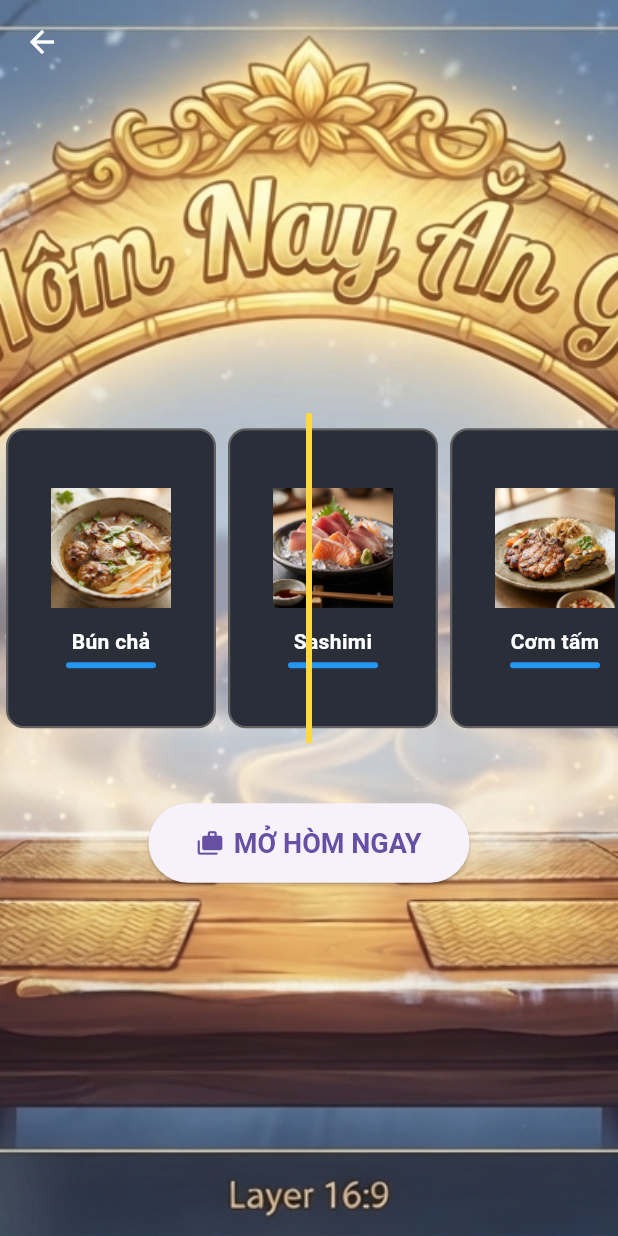
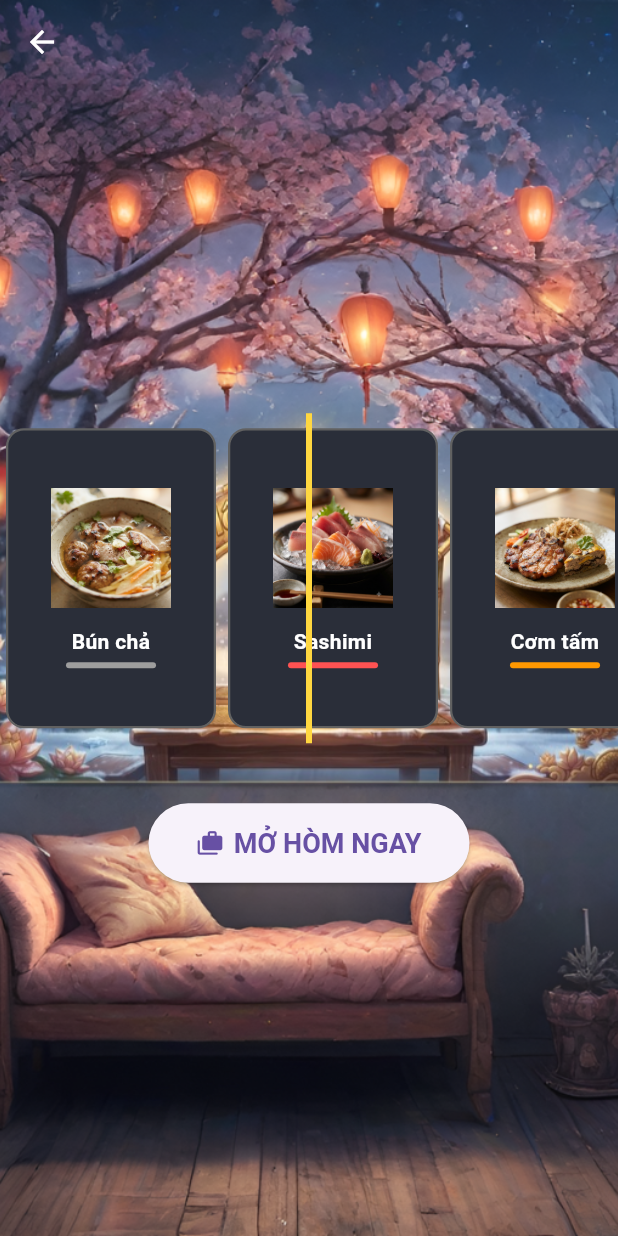
Before and after one commit to CooKen2002/choices_gacha, a Flutter app: the FoodGachaScreen screen opened directly, on a phone screen of 412 x 824 dp. Run offline on Flutter 3.47's test engine with Material 3 defaults, Android fonts, the phone set to English and light mode, and no system bars.

Commit message:
tùy chỉnh image theo từng platform + new todo

```diff
--- a/TODO.txt
+++ b/TODO.txt
@@ -1,2 +1 @@
-create database of food
-    product sẽ có những tham số sau
+code responsive với layoutbuilder
--- a/lib/models/product.dart
+++ b/lib/models/product.dart
@@ -1,13 +1,13 @@
 class Product {
   final String name;
-  final String imageUrl;
+  final String imageFileName;
   final double price;
   final String rarity;
   final String description;
 
   const Product({
     required this.name,
-    required this.imageUrl,
+    required this.imageFileName,
     required this.price,
     required this.rarity,
     required this.description,
@@ -16,7 +16,7 @@ class Product {
   factory Product.fromJson(Map<String, dynamic> json) {
     return Product(
       name: json['name'] ?? '',
-      imageUrl: json['imageUrl'] ?? '',
+      imageFileName: json['imageFileName'] ?? '',
       price: (json['price'] as num?)?.toDouble() ?? 0.0,
       rarity: json['rarity'] ?? '',
       description: json['description'] ?? '',
--- a/lib/screens/food_gacha_screen.dart
+++ b/lib/screens/food_gacha_screen.dart
@@ -1,6 +1,7 @@
 import 'package:flutter/material.dart';
 import 'package:unknow_application/models/product.dart';
 import 'package:unknow_application/screens/widget/gacha_loot.dart';
+import 'package:unknow_application/utils/asset_helper.dart';
 
 class FoodGachaScreen extends StatefulWidget {
   const FoodGachaScreen({super.key});
@@ -10,46 +11,47 @@ class FoodGachaScreen extends StatefulWidget {
 }
 
 class _FoodGachaScreenState extends State<FoodGachaScreen> {
-  // 1. Chuẩn bị danh sách sản phẩm mẫu để truyền vào GachaLootWidget
+  // đã xóa: String imagePath = '';   ← không còn cần field này nữa
+
   final List<Product> sampleProducts = [
     const Product(
       name: "Bún chả",
-      imageUrl: "assets/images/bun_cha_300x300.png",
+      imageFileName: "bun_cha_300x300.png",
       price: 30000,
       rarity: "Common",
       description: "bún chả & thịt",
     ),
     const Product(
       name: "Sashimi",
-      imageUrl: "assets/images/sashimi_300x300.png",
+      imageFileName: "sashimi_300x300.png",
       price: 100000,
       rarity: "Exotic",
       description: "SASHIMIIIII",
     ),
     const Product(
       name: "Cơm tấm",
-      imageUrl: "assets/images/com_tam_300x300.png",
+      imageFileName: "com_tam_300x300.png",
       price: 60000,
       rarity: "Legendary",
       description: "Sà bì chưởng",
     ),
     const Product(
       name: "Phở gà",
-      imageUrl: "assets/images/pho_ga_300x300.png",
+      imageFileName: "pho_ga_300x300.png",
       price: 40000,
       rarity: "Rare",
       description: "Chicken",
     ),
     const Product(
       name: "Hàu nướng mỡ hành",
-      imageUrl: "assets/images/hau_nuong_mo_hanh_300x300.png",
+      imageFileName: "hau_nuong_mo_hanh_300x300.png",
       price: 50000,
       rarity: "Epic",
       description: "Mlem",
     ),
     const Product(
       name: "Rau muống xào",
-      imageUrl: "assets/images/rau_muong_xao_300x300.png",
+      imageFileName: "rau_muong_xao_300x300.png",
       price: 30000,
       rarity: "Uncommon",
       description: "Nhậu thôi",
@@ -59,27 +61,21 @@ class _FoodGachaScreenState extends State<FoodGachaScreen> {
   @override
   Widget build(BuildContext context) {
     return Scaffold(
-      // Translucent appbar
       extendBodyBehindAppBar: true,
       appBar: AppBar(
-        iconTheme: const IconThemeData(
-          color: Colors.white,
-        ), // Icon back về home
+        iconTheme: const IconThemeData(color: Colors.white),
         backgroundColor: Colors.transparent,
         elevation: 0,
         forceMaterialTransparency: true,
       ),
       body: Container(
-        decoration: const BoxDecoration(
+        decoration: BoxDecoration(
           image: DecorationImage(
-            image: AssetImage('assets/images/hom_nay_an_gi_169.png'),
-            fit: BoxFit.cover, // Fills the entire screen
+            image: AssetImage(AssetHelper.background('hom_nay_an_gi_bg.png')),   // ✅ dùng helper, có bản riêng theo platform
+            fit: BoxFit.cover,
           ),
         ),
-        // 2. Chèn GachaLootWidget vào đây (bọc trong SafeArea hoặc trực tiếp)
-        child: GachaLootWidget(
-          items: sampleProducts, // Truyền danh sách sản phẩm ở trên vào
-        ),
+        child: GachaLootWidget(items: sampleProducts),
       ),
     );
   }
--- a/lib/screens/widget/gacha_loot.dart
+++ b/lib/screens/widget/gacha_loot.dart
@@ -1,14 +1,13 @@
 import 'dart:math';
+
 import 'package:flutter/material.dart';
 import 'package:unknow_application/models/product.dart';
+import 'package:unknow_application/utils/asset_helper.dart';
 
 class GachaLootWidget extends StatefulWidget {
   final List<Product> items; // Danh sách các phần tử truyền vào tùy biến
 
-  const GachaLootWidget({
-    super.key,
-    required this.items,
-  });
+  const GachaLootWidget({super.key, required this.items});
 
   @override
   State<GachaLootWidget> createState() => _GachaLootWidgetState();
@@ -22,6 +21,23 @@ class _GachaLootWidgetState extends State<GachaLootWidget> {
   static const double itemWidth = 140.0;
   // Số lượng lần nhân bản danh sách để tạo cuộn dài
   static const int repeatCount = 50;
+  Color _rarityColor(String rarity) {
+    switch (rarity) {
+      case 'Legendary':
+        return Colors.orange;
+      case 'Exotic':
+        return Colors.redAccent;
+      case 'Epic':
+        return Colors.purple;
+      case 'Rare':
+        return Colors.blue;
+      case 'Uncommon':
+        return Colors.green;
+      case 'Common':
+      default:
+        return Colors.grey;
+    }
+  }
 
   @override
   void initState() {
@@ -50,21 +66,25 @@ class _GachaLootWidgetState extends State<GachaLootWidget> {
     // 2. Tính toán vị trí dừng chính xác để item trúng thưởng nằm đúng ở giữa màn hình
     // Đặt item trúng thưởng ở cụm khoảng giữa của danh sách nhân bản
     int targetCluster = repeatCount ~/ 2;
-    int targetIndex = (targetCluster * widget.items.length) + winningIndexInOriginal;
+    int targetIndex =
+        (targetCluster * widget.items.length) + winningIndexInOriginal;
 
     // Lấy kích thước màn hình để tính khoảng cách bù trừ căn giữa vạch vàng
     double screenWidth = MediaQuery.of(context).size.width;
-    double targetOffset = (targetIndex * itemWidth) - (screenWidth / 2) + (itemWidth / 2);
+    double targetOffset =
+        (targetIndex * itemWidth) - (screenWidth / 2) + (itemWidth / 2);
 
     // Thêm một chút random lệch nhỏ sang trái/phải bên trong item tạo cảm giác tự nhiên
     targetOffset += (random.nextDouble() - 0.5) * (itemWidth * 0.4);
 
     // 3. Thực hiện cuộn mượt mà với hiệu ứng giảm tốc dần (easeOutCubic)
-    _scrollController.animateTo(
+    _scrollController
+        .animateTo(
           targetOffset,
           duration: const Duration(seconds: 4), // Thời gian quay (4 giây)
           curve: Curves.easeOutCubic, // Hiệu ứng hãm phanh chậm dần chuẩn CS:GO
-    ).then((_) {
+        )
+        .then((_) {
           // Khi quay xong
           setState(() {
             startGacha = false;
@@ -85,10 +105,26 @@ class _GachaLootWidgetState extends State<GachaLootWidget> {
         content: Column(
           mainAxisSize: MainAxisSize.min,
           children: [
-            Image.asset(product.imageUrl, width: 100, height: 100, fit: BoxFit.contain),
+            Image.asset(
+              AssetHelper.image(product.imageFileName),
+              width: 100,
+              height: 100,
+              fit: BoxFit.contain,
+            ),
             const SizedBox(height: 10),
-            Text(product.name, style: const TextStyle(fontSize: 18, fontWeight: FontWeight.bold)),
-            Text('Độ hiếm: ${product.rarity}', style: const TextStyle(color: Colors.deepPurple)),
+            Text(
+              product.name,
+              style: const TextStyle(fontSize: 18, fontWeight: FontWeight.bold),
+            ),
+            Text(
+              'Độ hiếm: ${product.rarity}',
+              style: TextStyle(
+                color: _rarityColor(
+                  product.rarity,
+                ), // ✅ đồng bộ màu theo độ hiếm
+                fontWeight: FontWeight.bold,
+              ),
+            ),
           ],
         ),
         actions: [
@@ -113,9 +149,7 @@ class _GachaLootWidgetState extends State<GachaLootWidget> {
       mainAxisAlignment: MainAxisAlignment.center,
       children: [
         // Tiêu đề thay cho AppBar, để nền xuyên thấu
-        Padding(
-          padding: const EdgeInsets.symmetric(vertical: 20),
-        ),
+        Padding(padding: const EdgeInsets.symmetric(vertical: 20)),
 
         // BĂNG CHUYỀN QUAY HÒM
         SizedBox(
@@ -150,7 +184,7 @@ class _GachaLootWidgetState extends State<GachaLootWidget> {
                         mainAxisAlignment: MainAxisAlignment.center,
                         children: [
                           Image.asset(
-                            product.imageUrl,
+                            AssetHelper.image(product.imageFileName),
                             width: 80,
                             height: 80,
                             fit: BoxFit.contain,
@@ -176,9 +210,7 @@ class _GachaLootWidgetState extends State<GachaLootWidget> {
                             height: 4,
                             width: 60,
                             decoration: BoxDecoration(
-                              color: product.rarity == 'Huyền thoại'
-                                  ? Colors.purple
-                                  : Colors.blue,
+                              color: _rarityColor(product.rarity),
                               borderRadius: BorderRadius.circular(2),
                             ),
                           ),
--- /dev/null
+++ b/lib/utils/asset_helper.dart
@@ -0,0 +1,19 @@
+import 'dart:io' show Platform;
+import 'package:flutter/foundation.dart' show kIsWeb;
+
+class AssetHelper {
+  static final String _platformFolder = _resolvePlatformFolder();
+
+  static String _resolvePlatformFolder() {
+    if (kIsWeb) return 'desktop';
+    if (Platform.isAndroid || Platform.isIOS) return 'phone';
+    return 'desktop';
+  }
+
+  // Ảnh nền — CÓ bản riêng theo platform: assets/images/<platform>/<file>
+  static String background(String fileName) =>
+      'assets/images/$_platformFolder/$fileName';
+
+  // Ảnh món ăn / mọi ảnh dùng chung — KHÔNG theo platform: assets/images/<file>
+  static String image(String fileName) => 'assets/images/$fileName';
+}
--- a/pubspec.yaml
+++ b/pubspec.yaml
@@ -60,6 +60,10 @@ flutter:
   # To add assets to your application, add an assets section, like this:
   assets:
     - assets/images/
+    - assets/images/desktop/
+    - assets/images/phone/
+    - assets/foods/
+
     # - assets/sounds
 
   # An image asset can refer to one or more resolution-specific "variants", see
```
Also changed, not shown: lib/screens/test_screen.dart (+11 -8 lines), assets/images/desktop/hom_nay_an_gi_bg.png (added), assets/images/hom_nay_an_gi_bg.png (renamed from assets/images/hom_nay_an_gi_169.png), assets/images/hom_nay_an_gi_screen.jpg (deleted), assets/images/phone/hom_nay_an_gi_bg.png (added). Lines whose indentation alone changed are shown as unchanged.
